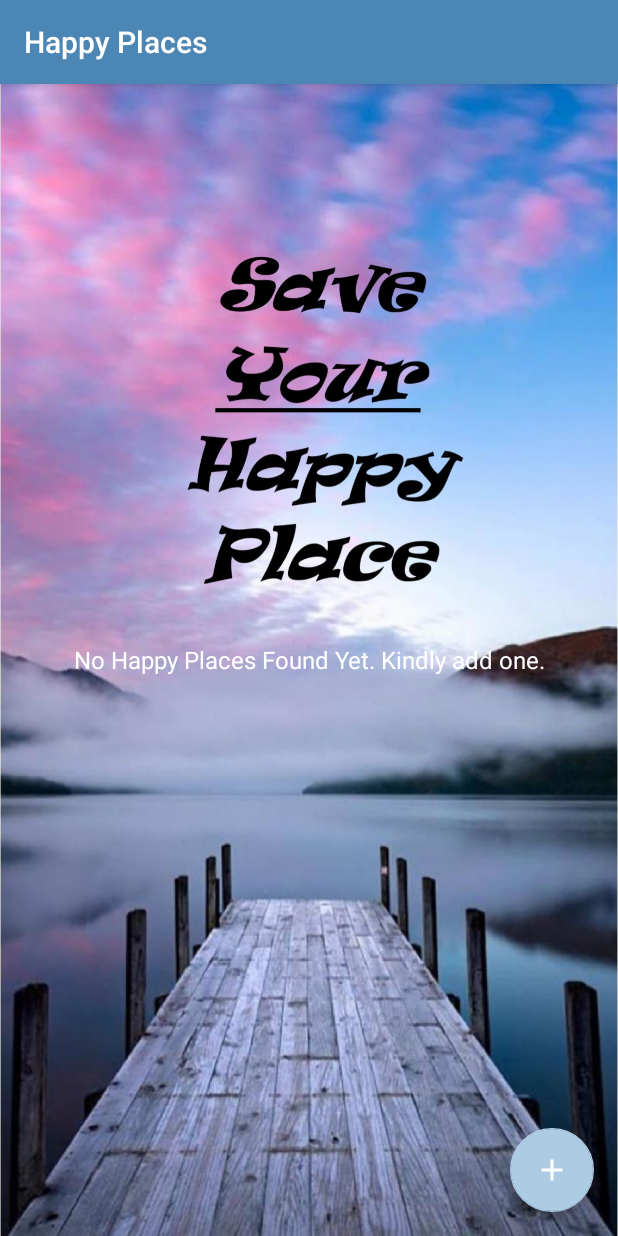
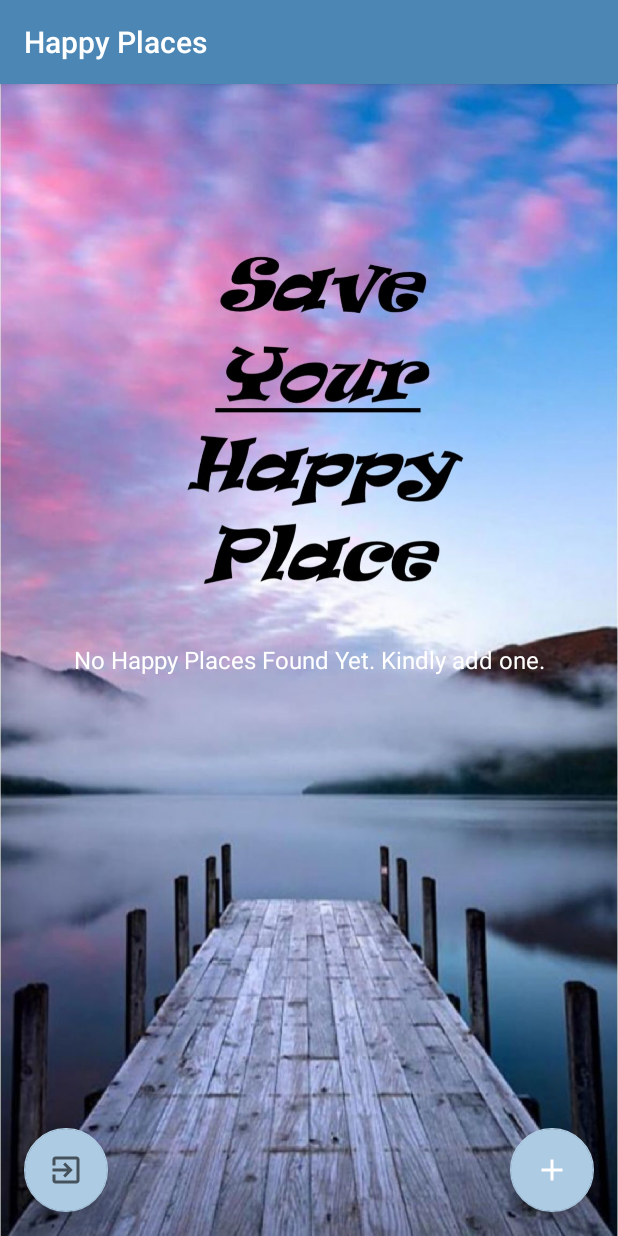
Before and after one commit to bzholmyrza/HappyPlaces, an Android app: the screen it shows after launch (MainActivity), after a tap on "LOGIN", on a phone screen of 412 x 824 dp. Run offline under Robolectric (Android 15) with nearby library versions, the phone set to English and light mode, and no system bars; our stand-ins replace Firebase (no records; nobody signed in at launch, a user with empty details on screens opened directly); 1 statement that could not run was skipped.

```diff
--- a/app/src/main/java/com/happyplaces/activities/AddHappyPlaceActivity.kt
+++ b/app/src/main/java/com/happyplaces/activities/AddHappyPlaceActivity.kt
@@ -211,7 +211,8 @@ class AddHappyPlaceActivity : AppCompatActivity(), View.OnClickListener {
                                 et_location.text.toString(),
                                 mLatitude,
                                 mLongitude,
-                                et_trip_message.text.toString()
+                                et_trip_message.text.toString(),
+                                intent.getStringExtra("email")
                         )
 
                         // Here we initialize the database handler class.
--- a/app/src/main/java/com/happyplaces/activities/MainActivity.kt
+++ b/app/src/main/java/com/happyplaces/activities/MainActivity.kt
@@ -9,6 +9,7 @@ import androidx.appcompat.app.AppCompatActivity
 import androidx.recyclerview.widget.ItemTouchHelper
 import androidx.recyclerview.widget.LinearLayoutManager
 import androidx.recyclerview.widget.RecyclerView
+import com.google.firebase.auth.FirebaseAuth
 import com.happyplaces.R
 import com.happyplaces.adapters.HappyPlacesAdapter
 import com.happyplaces.database.DatabaseHandler
@@ -28,12 +29,18 @@ class MainActivity : AppCompatActivity() {
 
         // This is used to align the xml view to this class
         setContentView(R.layout.activity_main)
+        var email = intent.getStringExtra("email")
 
         // Setting an click event for Fab Button and calling the AddHappyPlaceActivity.
         fabAddHappyPlace.setOnClickListener {
             val intent = Intent(this@MainActivity, AddHappyPlaceActivity::class.java)
-
+            intent.putExtra("email", email)
             startActivityForResult(intent, ADD_PLACE_ACTIVITY_REQUEST_CODE)
+        }
+        logout.setOnClickListener {
+            val intent = Intent(this@MainActivity, PlacesActivity::class.java)
+            FirebaseAuth.getInstance().signOut()
+            startActivity(intent)
         }
 
         getHappyPlacesListFromLocalDB()
@@ -60,7 +67,7 @@ class MainActivity : AppCompatActivity() {
 
         val dbHandler = DatabaseHandler(this)
 
-        val getHappyPlacesList = dbHandler.getHappyPlacesList()
+        val getHappyPlacesList = dbHandler.getHappyPlacesList(intent.getStringExtra("email"))
 
         if (getHappyPlacesList.size > 0) {
             rv_happy_places_list.visibility = View.VISIBLE
--- a/app/src/main/java/com/happyplaces/database/DatabaseHandler.kt
+++ b/app/src/main/java/com/happyplaces/database/DatabaseHandler.kt
@@ -27,6 +27,7 @@ class DatabaseHandler(context: Context) :
         private const val KEY_LATITUDE = "latitude"
         private const val KEY_LONGITUDE = "longitude"
         private const val KEY_MESSAGE = "message"
+        private const val KEY_USER_EMAIL = "user_email"
     }
 
     override fun onCreate(db: SQLiteDatabase?) {
@@ -40,7 +41,8 @@ class DatabaseHandler(context: Context) :
                 + KEY_LOCATION + " TEXT,"
                 + KEY_LATITUDE + " TEXT,"
                 + KEY_LONGITUDE + " TEXT,"
-                + KEY_MESSAGE + " TEXT)")
+                + KEY_MESSAGE + " TEXT,"
+                + KEY_USER_EMAIL + " TEXT)")
         db?.execSQL(CREATE_HAPPY_PLACE_TABLE)
     }
 
@@ -67,6 +69,7 @@ class DatabaseHandler(context: Context) :
         contentValues.put(KEY_LATITUDE, happyPlace.latitude) // HappyPlaceModelClass LATITUDE
         contentValues.put(KEY_LONGITUDE, happyPlace.longitude) // HappyPlaceModelClass LONGITUDE
         contentValues.put(KEY_MESSAGE, happyPlace.message)
+        contentValues.put(KEY_USER_EMAIL, happyPlace.user_email)
 
         // Inserting Row
         val result = db.insert(TABLE_HAPPY_PLACE, null, contentValues)
@@ -79,12 +82,12 @@ class DatabaseHandler(context: Context) :
     /**
      * Function to read all the list of Happy Places data which are inserted.
      */
-    fun getHappyPlacesList(): ArrayList<HappyPlaceModel> {
+    fun getHappyPlacesList(email: String): ArrayList<HappyPlaceModel> {
 
         // A list is initialize using the data model class in which we will add the values from cursor.
         val happyPlaceList: ArrayList<HappyPlaceModel> = ArrayList()
 
-        val selectQuery = "SELECT  * FROM $TABLE_HAPPY_PLACE" // Database select query
+        val selectQuery = "SELECT  * FROM $TABLE_HAPPY_PLACE WHERE $KEY_USER_EMAIL = '$email'" // Database select query
 
         val db = this.readableDatabase
 
@@ -101,7 +104,8 @@ class DatabaseHandler(context: Context) :
                             cursor.getString(cursor.getColumnIndex(KEY_LOCATION)),
                             cursor.getDouble(cursor.getColumnIndex(KEY_LATITUDE)),
                             cursor.getDouble(cursor.getColumnIndex(KEY_LONGITUDE)),
-                            cursor.getString(cursor.getColumnIndex(KEY_MESSAGE))
+                            cursor.getString(cursor.getColumnIndex(KEY_MESSAGE)),
+                            cursor.getString(cursor.getColumnIndex(KEY_USER_EMAIL))
                     )
                     happyPlaceList.add(place)
 
--- a/app/src/main/java/com/happyplaces/models/HappyPlaceModel.kt
+++ b/app/src/main/java/com/happyplaces/models/HappyPlaceModel.kt
@@ -15,5 +15,6 @@ data class HappyPlaceModel(
     val location: String,
     val latitude: Double,
     val longitude: Double,
-    val message: String
+    val message: String,
+    val user_email: String
 ) : Serializable
--- /dev/null
+++ b/app/src/main/res/drawable/ic_baseline_exit_to_app_24.xml
@@ -0,0 +1,10 @@
+<vector xmlns:android="http://schemas.android.com/apk/res/android"
+    android:width="24dp"
+    android:height="24dp"
+    android:viewportWidth="24"
+    android:viewportHeight="24"
+    android:tint="?attr/colorControlNormal">
+  <path
+      android:fillColor="@android:color/white"
+      android:pathData="M10.09,15.59L11.5,17l5,-5 -5,-5 -1.41,1.41L12.67,11H3v2h9.67l-2.58,2.59zM19,3H5c-1.11,0 -2,0.9 -2,2v4h2V5h14v14H5v-4H3v4c0,1.1 0.89,2 2,2h14c1.1,0 2,-0.9 2,-2V5c0,-1.1 -0.9,-2 -2,-2z"/>
+</vector>
--- a/app/src/main/res/layout/activity_main.xml
+++ b/app/src/main/res/layout/activity_main.xml
@@ -33,4 +33,12 @@
         android:layout_gravity="bottom|end"
         android:layout_margin="@dimen/fab_margin"
         app:srcCompat="@drawable/ic_action_add_24dp" />
+
+    <com.google.android.material.floatingactionbutton.FloatingActionButton
+        android:id="@+id/logout"
+        android:layout_width="wrap_content"
+        android:layout_height="wrap_content"
+        android:layout_gravity="bottom"
+        android:layout_margin="@dimen/fab_margin"
+        app:srcCompat="@drawable/ic_baseline_exit_to_app_24" />
 </FrameLayout>
```
